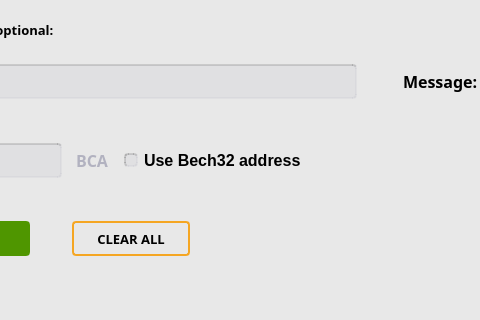
First picture: the form in src/qt/forms/receivecoinsdialog.ui, repository bitcoin-atom/bitcoin-atom, before the edit; both pictures show x 236 to 716 and y 96 to 416 of the 1180 by 629 pixel window.
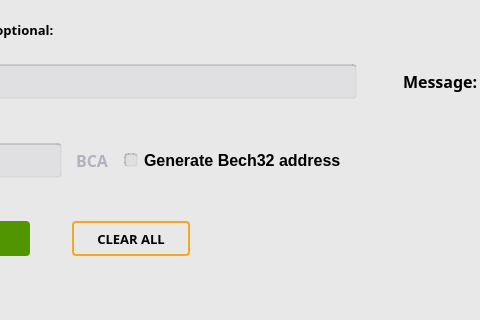
Second picture: the form after the edit. Custom widgets are drawn as their Qt base class.

Commit message: Change 'Use Bech32 address' caption

Patch:
```diff
--- a/src/qt/forms/receivecoinsdialog.ui
+++ b/src/qt/forms/receivecoinsdialog.ui
@@ -396,7 +396,7 @@
 }</string>
            </property>
            <property name="text">
-            <string>Use Bech32 address</string>
+            <string>Generate Bech32 address</string>
            </property>
           </widget>
          </item>
```
